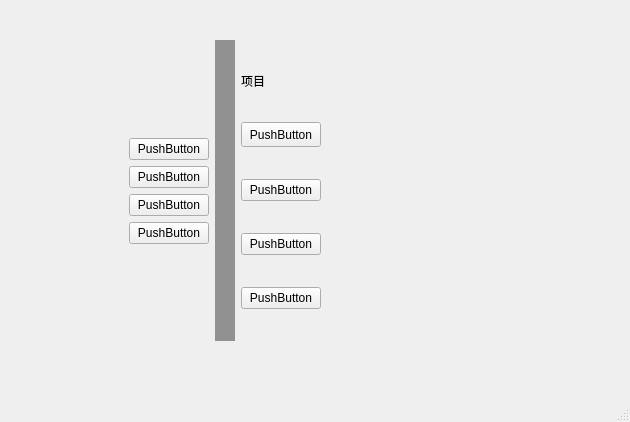
Before: the Qt Designer form homepage.ui in ShyiGoldink/GoldinkGalgameEngine-for-Eidter, drawn with Qt 5.
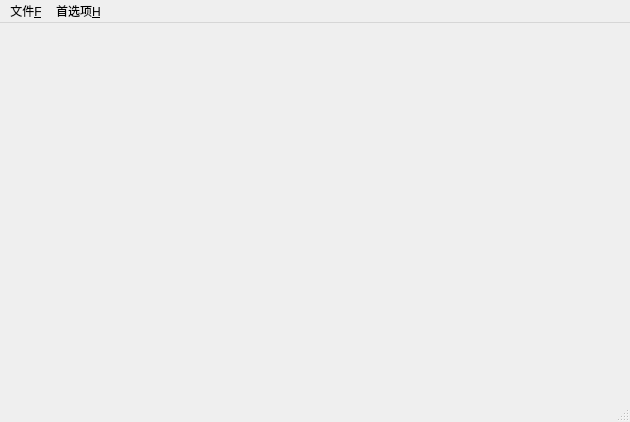
After: the same form once the commit is applied.

The edit to the form file:
```diff
--- a/homepage.ui
+++ b/homepage.ui
@@ -13,164 +13,7 @@
   <property name="windowTitle">
    <string>HomePage</string>
   </property>
-  <widget class="QWidget" name="centralwidget">
-   <widget class="QWidget" name="">
-    <property name="geometry">
-     <rect>
-      <x>90</x>
-      <y>40</y>
-      <width>231</width>
-      <height>301</height>
-     </rect>
-    </property>
-    <layout class="QHBoxLayout" name="horizontalLayout_2" stretch="2,1,1,0">
-     <item>
-      <spacer name="horizontalSpacer_2">
-       <property name="orientation">
-        <enum>Qt::Orientation::Horizontal</enum>
-       </property>
-       <property name="sizeHint" stdset="0">
-        <size>
-         <width>40</width>
-         <height>20</height>
-        </size>
-       </property>
-      </spacer>
-     </item>
-     <item>
-      <layout class="QVBoxLayout" name="verticalLayout_3">
-       <item>
-        <spacer name="verticalSpacer">
-         <property name="orientation">
-          <enum>Qt::Orientation::Vertical</enum>
-         </property>
-         <property name="sizeHint" stdset="0">
-          <size>
-           <width>20</width>
-           <height>40</height>
-          </size>
-         </property>
-        </spacer>
-       </item>
-       <item>
-        <widget class="QPushButton" name="pushButton">
-         <property name="text">
-          <string>PushButton</string>
-         </property>
-        </widget>
-       </item>
-       <item>
-        <widget class="QPushButton" name="pushButton_2">
-         <property name="text">
-          <string>PushButton</string>
-         </property>
-        </widget>
-       </item>
-       <item>
-        <widget class="QPushButton" name="pushButton_3">
-         <property name="text">
-          <string>PushButton</string>
-         </property>
-        </widget>
-       </item>
-       <item>
-        <widget class="QPushButton" name="pushButton_4">
-         <property name="text">
-          <string>PushButton</string>
-         </property>
-        </widget>
-       </item>
-       <item>
-        <spacer name="verticalSpacer_2">
-         <property name="orientation">
-          <enum>Qt::Orientation::Vertical</enum>
-         </property>
-         <property name="sizeHint" stdset="0">
-          <size>
-           <width>20</width>
-           <height>40</height>
-          </size>
-         </property>
-        </spacer>
-       </item>
-      </layout>
-     </item>
-     <item>
-      <widget class="QLabel" name="label_2">
-       <property name="styleSheet">
-        <string notr="true">background-color: rgb(145, 145, 145);</string>
-       </property>
-       <property name="text">
-        <string/>
-       </property>
-      </widget>
-     </item>
-     <item>
-      <layout class="QVBoxLayout" name="verticalLayout_5" stretch="1,10,10,10,10">
-       <property name="spacing">
-        <number>0</number>
-       </property>
-       <property name="sizeConstraint">
-        <enum>QLayout::SizeConstraint::SetDefaultConstraint</enum>
-       </property>
-       <item>
-        <widget class="QLabel" name="label">
-         <property name="sizePolicy">
-          <sizepolicy hsizetype="Fixed" vsizetype="Fixed">
-           <horstretch>0</horstretch>
-           <verstretch>0</verstretch>
-          </sizepolicy>
-         </property>
-         <property name="minimumSize">
-          <size>
-           <width>5</width>
-           <height>0</height>
-          </size>
-         </property>
-         <property name="text">
-          <string>项目</string>
-         </property>
-        </widget>
-       </item>
-       <item>
-        <widget class="QPushButton" name="pushButton_5">
-         <property name="minimumSize">
-          <size>
-           <width>0</width>
-           <height>25</height>
-          </size>
-         </property>
-         <property name="text">
-          <string>PushButton</string>
-         </property>
-        </widget>
-       </item>
-       <item>
-        <widget class="QPushButton" name="pushButton_7">
-         <property name="text">
-          <string>PushButton</string>
-         </property>
-        </widget>
-       </item>
-       <item>
-        <widget class="QPushButton" name="pushButton_8">
-         <property name="text">
-          <string>PushButton</string>
-         </property>
-        </widget>
-       </item>
-       <item>
-        <widget class="QPushButton" name="pushButton_6">
-         <property name="text">
-          <string>PushButton</string>
-         </property>
-        </widget>
-       </item>
-      </layout>
-     </item>
-    </layout>
-   </widget>
-  </widget>
+  <widget class="QWidget" name="centralwidget"/>
   <widget class="QMenuBar" name="menubar">
    <property name="geometry">
     <rect>
@@ -180,6 +23,25 @@
      <height>18</height>
     </rect>
    </property>
+   <widget class="QMenu" name="menu_F">
+    <property name="title">
+     <string>文件&amp;F</string>
+    </property>
+   </widget>
+   <widget class="QMenu" name="menu_H">
+    <property name="title">
+     <string>首选项&amp;H</string>
+    </property>
+    <widget class="QMenu" name="menu">
+     <property name="title">
+      <string>界面风格</string>
+     </property>
+     <addaction name="action_2"/>
+    </widget>
+    <addaction name="menu"/>
+   </widget>
+   <addaction name="menu_F"/>
+   <addaction name="menu_H"/>
   </widget>
   <widget class="QStatusBar" name="statusbar"/>
  </widget>
```
Left out of the diff: 5 changed lines with no effect on the pictures.
